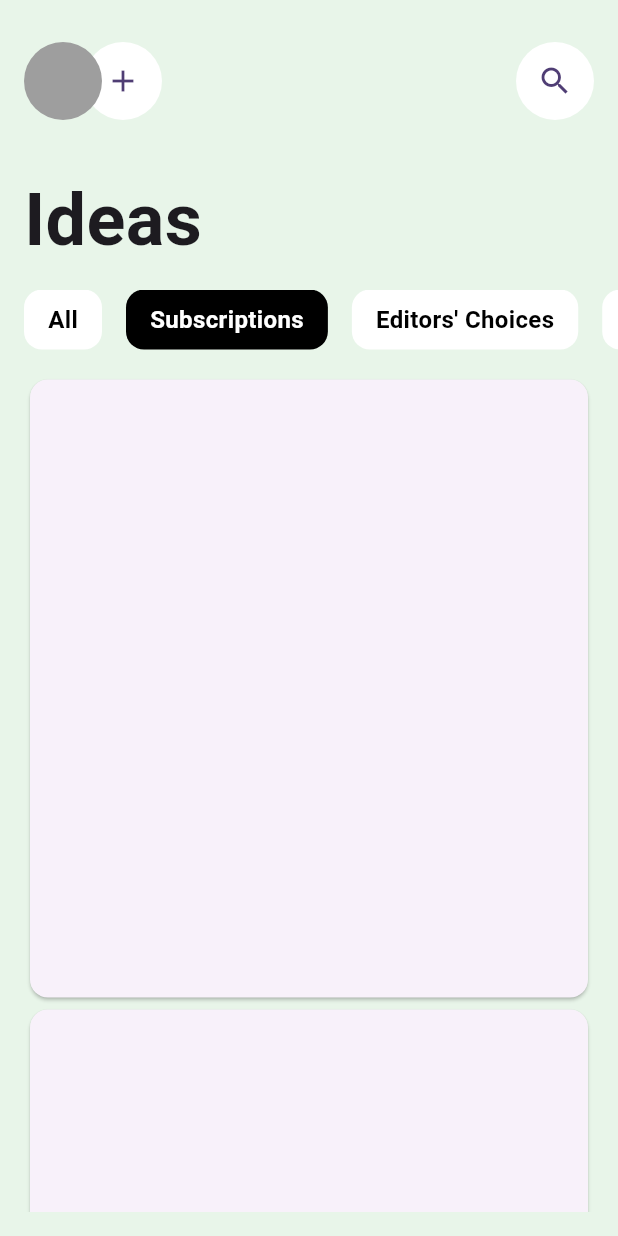
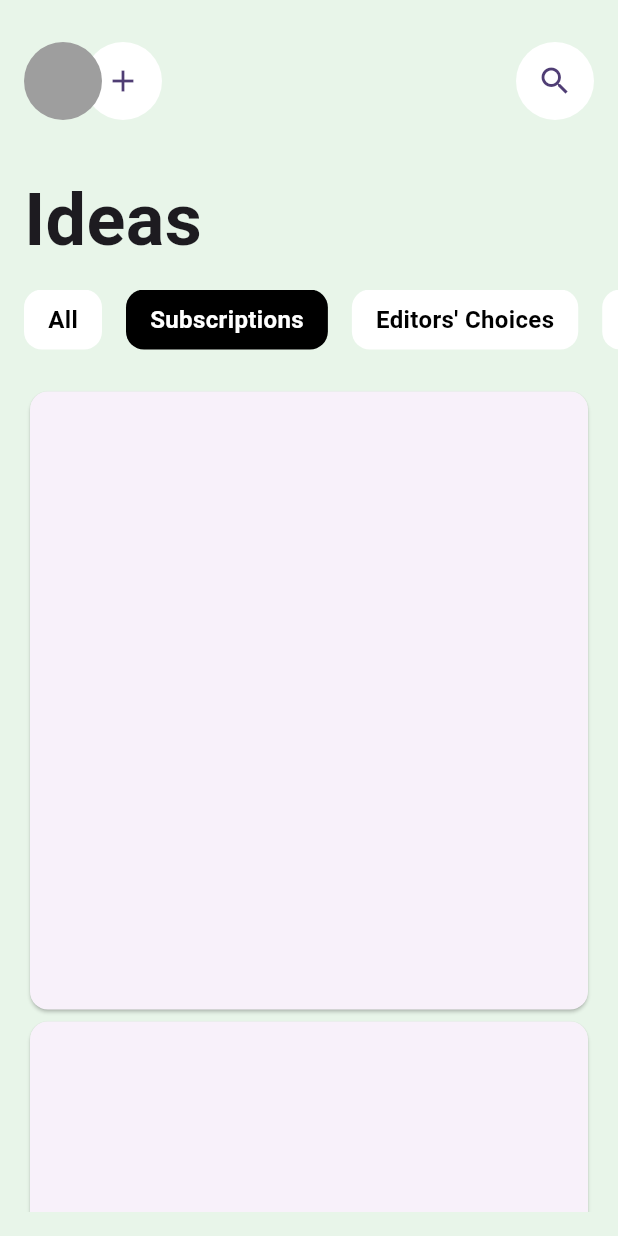
Before and after one commit to JAICHANGPARK/flutter_notebook_chapter_37, a Flutter app: the CryptoIdeasPage screen opened directly, after a tap on "Subscriptions", on a phone screen of 412 x 824 dp. Run offline on Flutter 3.47's test engine with Material 3 defaults, Android fonts, the phone set to English and light mode, and no system bars; our stand-ins replace dots_indicator, gap, google_fonts.

Commit message:
Update crypto_ideas_page.dart

```diff
--- a/lib/ep1865_crypto_app/view/crypto_ideas_page.dart
+++ b/lib/ep1865_crypto_app/view/crypto_ideas_page.dart
@@ -108,6 +108,7 @@ class _CryptoIdeasPageState extends State<CryptoIdeasPage> {
                 },
               ),
             ),
+            Gap(8),
             Expanded(
                 child: IndexedStack(
               index: tabIndex,
@@ -117,14 +118,14 @@ class _CryptoIdeasPageState extends State<CryptoIdeasPage> {
                     child: Text("All"),
                   ),
                 ),
-
                 Padding(
                   padding: const EdgeInsets.all(16.0),
                   child: ListView.builder(
                     itemBuilder: (context, index) {
-                      return SizedBox(
-                          height: 420,
-                          child: Card());
+                      return Container(
+                        height: 420,
+                        child: Card(),
+                      );
                     },
                   ),
                 )
```
